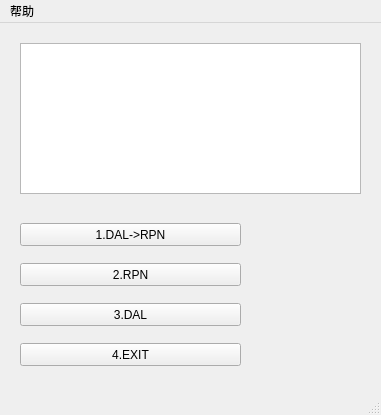
Above: src/mainWindow.ui from tomotsune/analytic_expression before the change. Below: the same form after it.
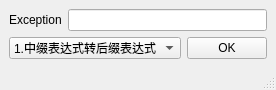
That is the form after the change.

```diff
--- a/src/mainWindow.ui
+++ b/src/mainWindow.ui
@@ -9,99 +9,60 @@
    <rect>
     <x>0</x>
     <y>0</y>
-    <width>381</width>
-    <height>415</height>
+    <width>270</width>
+    <height>90</height>
    </rect>
   </property>
   <property name="windowTitle">
    <string>MainWindow</string>
   </property>
   <widget class="QWidget" name="centralwidget">
-   <widget class="QTextEdit" name="expressionTxt">
-    <property name="geometry">
-     <rect>
-      <x>20</x>
-      <y>20</y>
-      <width>341</width>
-      <height>151</height>
-     </rect>
-    </property>
-    <property name="font">
-     <font>
-      <family>Agency FB</family>
-      <pointsize>12</pointsize>
-     </font>
-    </property>
-   </widget>
-   <widget class="QPushButton" name="btn_1">
-    <property name="geometry">
-     <rect>
-      <x>20</x>
-      <y>200</y>
-      <width>221</width>
-      <height>23</height>
-     </rect>
-    </property>
-    <property name="text">
-     <string>1.DAL-&gt;RPN</string>
-    </property>
-   </widget>
-   <widget class="QPushButton" name="btn_2">
-    <property name="geometry">
-     <rect>
-      <x>20</x>
-      <y>240</y>
-      <width>221</width>
-      <height>23</height>
-     </rect>
-    </property>
-    <property name="text">
-     <string>2.RPN</string>
-    </property>
-   </widget>
-   <widget class="QPushButton" name="btn_3">
-    <property name="geometry">
-     <rect>
-      <x>20</x>
-      <y>280</y>
-      <width>221</width>
-      <height>23</height>
-     </rect>
-    </property>
-    <property name="text">
-     <string>3.DAL</string>
-    </property>
-   </widget>
-   <widget class="QPushButton" name="btn_4">
-    <property name="geometry">
-     <rect>
-      <x>20</x>
-      <y>320</y>
-      <width>221</width>
-      <height>23</height>
-     </rect>
-    </property>
-    <property name="text">
-     <string>4.EXIT</string>
-    </property>
-   </widget>
-  </widget>
-  <widget class="QMenuBar" name="menubar">
-   <property name="geometry">
-    <rect>
-     <x>0</x>
-     <y>0</y>
-     <width>381</width>
-     <height>22</height>
-    </rect>
-   </property>
-   <widget class="QMenu" name="menu">
-    <property name="title">
-     <string>帮助</string>
-    </property>
-    <addaction name="readMe"/>
-   </widget>
-   <addaction name="menu"/>
+   <layout class="QVBoxLayout" name="verticalLayout">
+    <item>
+     <layout class="QHBoxLayout" name="horizontalLayout">
+      <item>
+       <widget class="QLabel" name="label">
+        <property name="text">
+         <string>Exception</string>
+        </property>
+       </widget>
+      </item>
+      <item>
+       <widget class="QLineEdit" name="lineEdit"/>
+      </item>
+     </layout>
+    </item>
+    <item>
+     <layout class="QHBoxLayout" name="horizontalLayout_2">
+      <item>
+       <widget class="QComboBox" name="comboBox">
+        <item>
+         <property name="text">
+          <string>1.中缀表达式转后缀表达式</string>
+         </property>
+        </item>
+        <item>
+         <property name="text">
+          <string>2. 后缀表达式求值</string>
+         </property>
+        </item>
+        <item>
+         <property name="text">
+          <string>3. 中缀表达式求值</string>
+         </property>
+        </item>
+       </widget>
+      </item>
+      <item>
+       <widget class="QPushButton" name="okButton">
+        <property name="text">
+         <string>OK</string>
+        </property>
+       </widget>
+      </item>
+     </layout>
+    </item>
+   </layout>
   </widget>
   <widget class="QStatusBar" name="statusbar"/>
   <action name="readMe">
```
Left out of the diff: 81 changed lines with no effect on the pictures.
